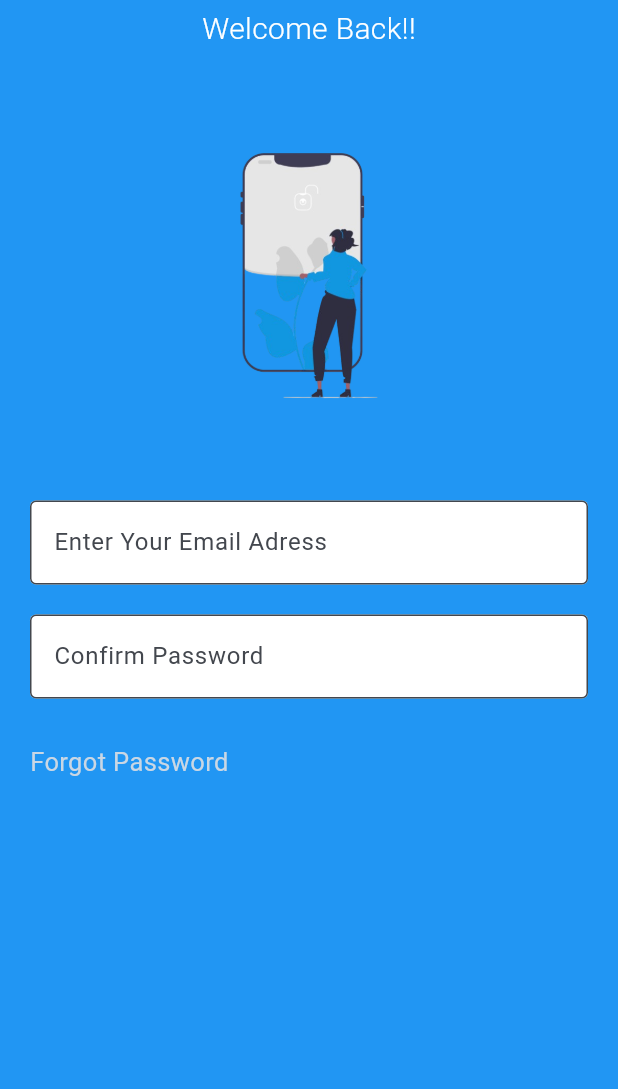
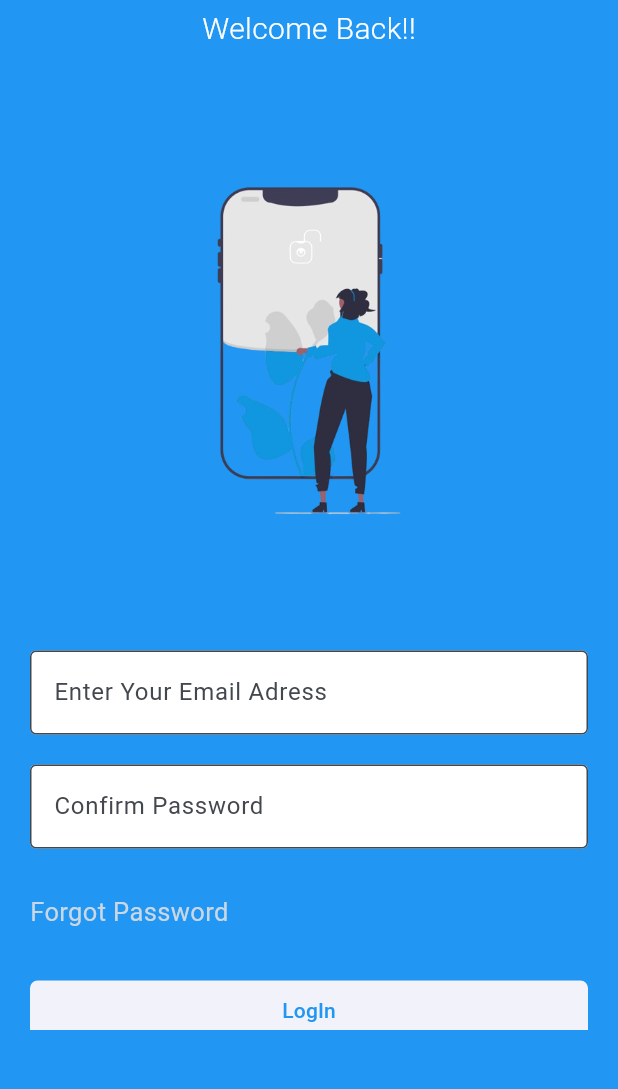
Before and after one commit to gilbert-ku/EstateEase-mobileApp, a Flutter app: the HomePage screen opened directly, on a phone screen of 412 x 824 dp, the part 146-1235 px from its top. Run offline on Flutter 3.47's test engine with Material 3 defaults, Android fonts, the phone set to English and light mode, and no system bars; Roboto replaces fonts that are missing (addressCityAndState).

Commit message:
add eleveted btn

```diff
--- a/lib/pages/homepage.dart
+++ b/lib/pages/homepage.dart
@@ -45,8 +45,8 @@ class HomePage extends StatelessWidget {
                 // image
                 Center(
                   child:  Image.asset("lib/images/login.png",
-                  width: 150.0,
-                  height: 300.0,
+                  width: 200.0,
+                  height: 400.0,
                   ),
                 ),
 
@@ -86,7 +86,55 @@ class HomePage extends StatelessWidget {
                   fontSize: 17,
                   color: Color.fromARGB(255, 202, 215, 228)
                 ),
+                ),
+
+                const SizedBox(height: 30,),
+
+                // buttons
+
+                ElevatedButton(
+                onPressed: () {},
+                style: ElevatedButton.styleFrom(
+                  shape: RoundedRectangleBorder(
+                    borderRadius: BorderRadius.circular(5.0),
+                  ),
+                ),
+                child: const Padding(
+                  padding: EdgeInsets.all(10.0),
+                  child: Text("LogIn",
+                  style: TextStyle(
+                    color: Colors.blue
+                  ),
+                  ),
                 )
+                ),
+
+
+                const SizedBox(height: 30,),
+
+                const Row(
+                  children: [
+                    Text("Don’t  Have An Account?",
+                    style: TextStyle(
+                      fontSize: 15,
+                      color: Colors.white,
+                    ),
+                    ),
+
+                    Padding(
+                      padding: EdgeInsets.symmetric(horizontal: 8.0),
+                      child: Text("Register",
+                      style: TextStyle(
+                        fontFamily: AutofillHints.birthdayDay,
+                        fontSize: 17,
+                        fontWeight: FontWeight.w500,
+                        color: Color.fromARGB(255, 184, 209, 230)
+                      ),
+                      ),
+                    ),
+                  ],
+                ),
+
               ],
             ),
           ),
```
